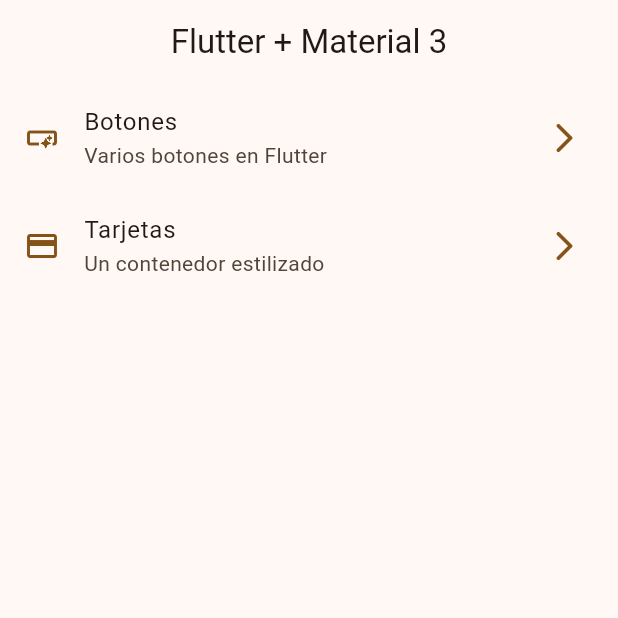
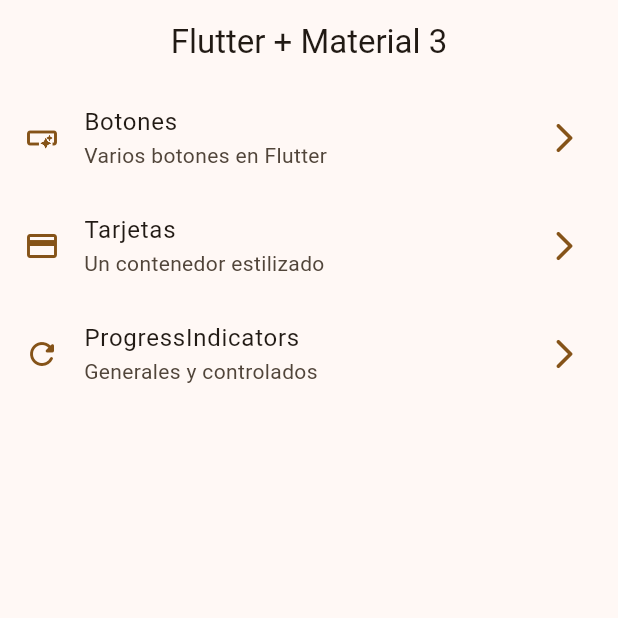
Before and after one commit to URR505/widgets_app, a Flutter app: the screen it shows after launch, on a phone screen of 412 x 824 dp, the top half of it. Run offline on Flutter 3.47's test engine with Material 3 defaults, Android fonts, the phone set to English and light mode, and no system bars; our stand-ins replace go_router.

Commit message:
progress indicators terminados

```diff
--- a/lib/config/menu/menu_items.dart
+++ b/lib/config/menu/menu_items.dart
@@ -24,4 +24,9 @@ const appMenuItems = <MenuItem>[
       subTitle: 'Un contenedor estilizado',
       link: '/card',
       icon: Icons.credit_card),
+  MenuItem(
+      title: 'ProgressIndicators',
+      subTitle: 'Generales y controlados',
+      link: '/progress',
+      icon: Icons.refresh_rounded),
 ];
--- a/lib/config/router/app_router.dart
+++ b/lib/config/router/app_router.dart
@@ -18,4 +18,10 @@ final appRouter = GoRouter(initialLocation: '/', routes: [
     name: CardsScreen.name,
     pageBuilder: (context, state) => const CupertinoPage(child: CardsScreen()),
   ),
+  GoRoute(
+    path: '/progress',
+    name: ProgressScreen.name,
+    pageBuilder: (context, state) =>
+        const CupertinoPage(child: ProgressScreen()),
+  ),
 ]);
```
Also changed, not shown: lib/presentation/screens/progress/progress_screen.dart (+62 -1 lines).
